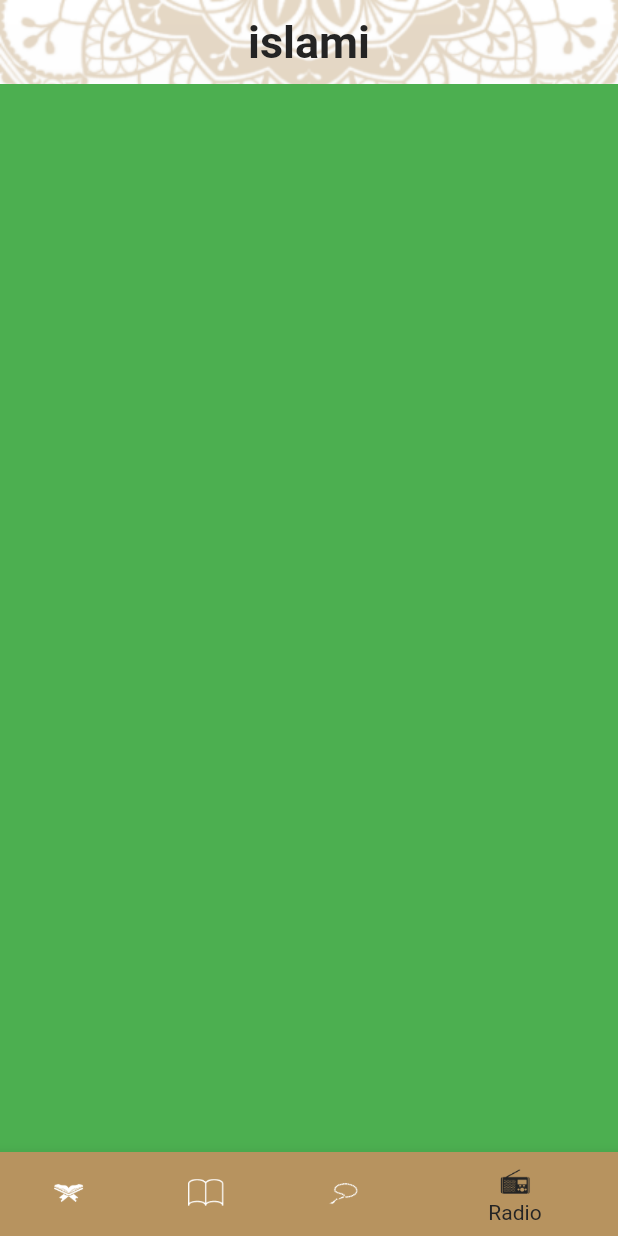
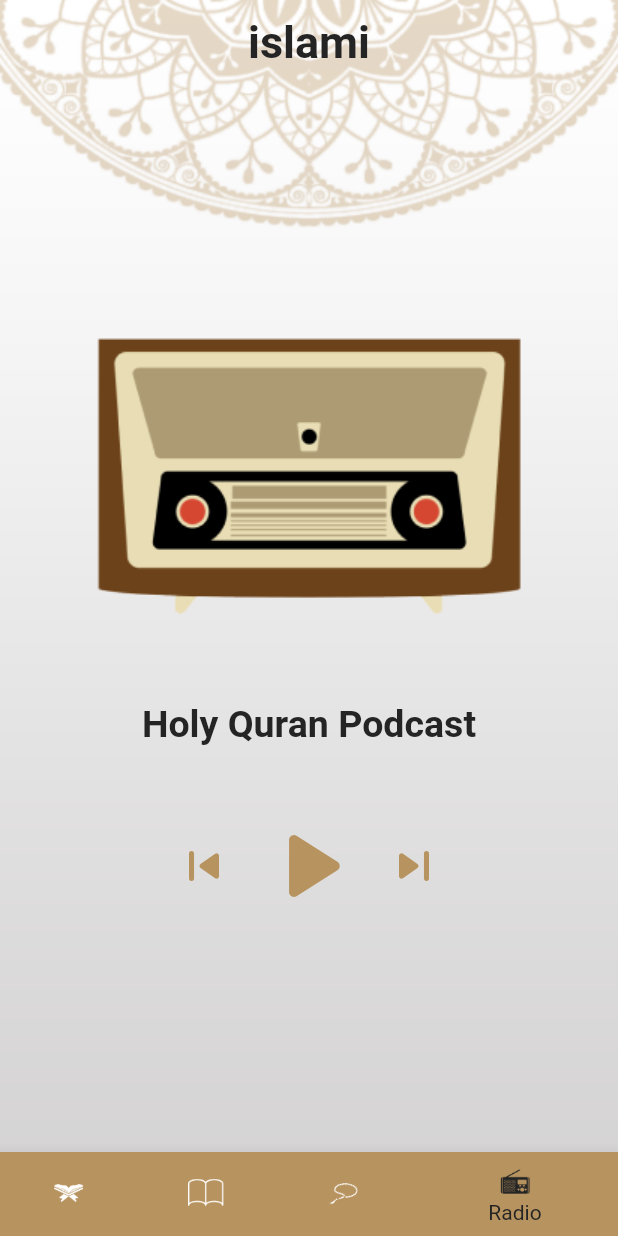
Before and after one commit to RanaUsama20/Islami-App, a Flutter app: the screen it shows after launch, item 4 of the bottom bar chosen, on a phone screen of 412 x 824 dp. Run offline on Flutter 3.47's test engine with Material 2 defaults, Android fonts, the phone set to English and light mode, and no system bars.

Commit message:
finished radio screen UI.

```diff
--- a/lib/radio_tab.dart
+++ b/lib/radio_tab.dart
@@ -4,8 +4,38 @@ class RadioTab extends StatelessWidget {
 
   @override
   Widget build(BuildContext context) {
-    return Container(
-      color: Colors.green,
+    return Column(
+        crossAxisAlignment: CrossAxisAlignment.center,
+        mainAxisAlignment: MainAxisAlignment.center,
+        children: [
+        Image.asset('assets/images/radio_box.png'),
+          SizedBox(
+              height: 40
+          ),
+          Text('Holy Quran Podcast',
+          style: Theme.of(context).textTheme.titleMedium,
+          textAlign: TextAlign.center),
+          SizedBox(
+            height: 40
+          ),
+          Row(
+            mainAxisAlignment: MainAxisAlignment.center,
+              children: [
+                Icon(Icons.skip_previous_rounded,
+                  color: Theme.of(context).primaryColor,size: 40),
+                SizedBox(
+                  width: 10),
+                Icon(Icons.play_arrow_rounded,
+                    color: Theme.of(context).primaryColor,size: 80),
+                SizedBox(
+                    width: 10),
+                Icon(Icons.skip_next_rounded,
+                    color: Theme.of(context).primaryColor,size: 40),
+              ],
+            ),
+
+
+        ]
     );
   }
 }
```
Also changed, not shown: assets/images/2.0x/radio_box@2x.png (added), assets/images/3.0x/radio_box@3x.png (added), assets/images/radio_box.png (added).
